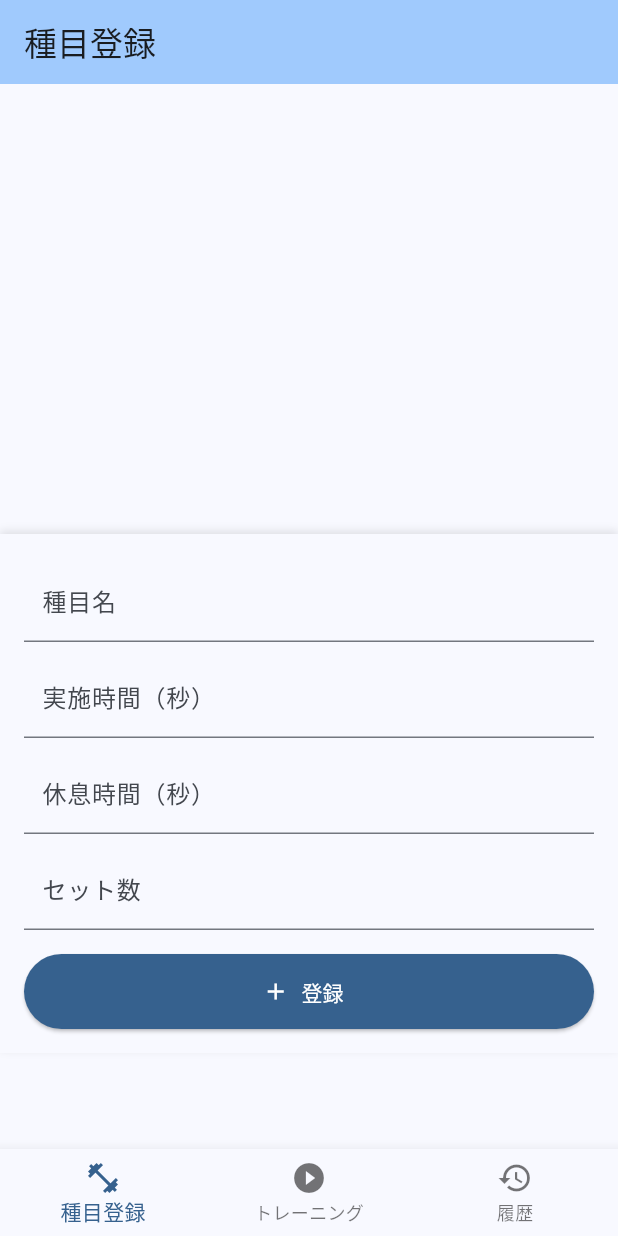
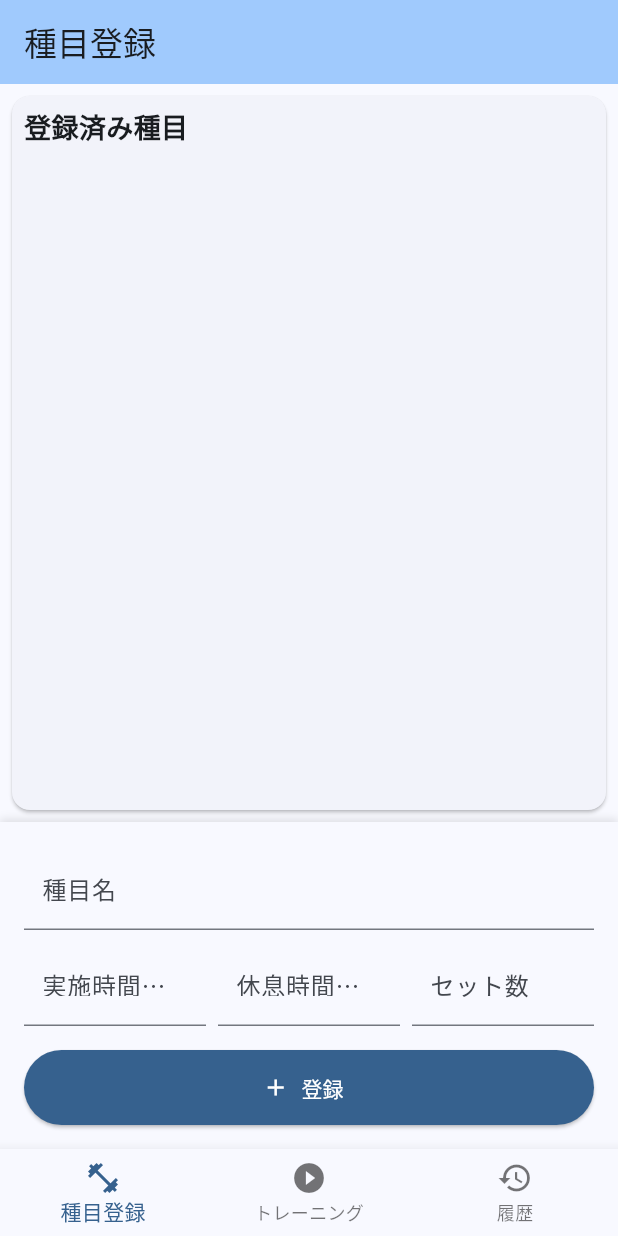
Before and after one commit to kagami0201/interval_app, a Flutter app: the screen it shows after launch, on a phone screen of 412 x 824 dp. Run offline on Flutter 3.47's test engine with Material 3 defaults, Android fonts, the phone set to English and light mode, and no system bars; our stand-ins replace audioplayers, awesome_notifications, shared_preferences, sqflite, vibration; accounts and stored records are empty.

Commit message:
種目登録画面のレイアウト修正

```diff
--- a/interval_app/lib/screens/exercise_registration_screen.dart
+++ b/interval_app/lib/screens/exercise_registration_screen.dart
@@ -128,46 +128,72 @@ class _ExerciseRegistrationScreenState extends State<ExerciseRegistrationScreen>
       ),
       resizeToAvoidBottomInset: true,
       body: SafeArea(
-        child: SingleChildScrollView(
-          padding: const EdgeInsets.only(bottom: 16),
         child: Column(
           children: [
-              SizedBox(
-                height: 300,
+            // 種目リスト
+            Expanded(
+              child: Card(
+                margin: const EdgeInsets.all(8.0),
+                child: Column(
+                  crossAxisAlignment: CrossAxisAlignment.stretch,
+                  children: [
+                    const Padding(
+                      padding: EdgeInsets.all(8.0),
+                      child: Text(
+                        '登録済み種目',
+                        style: TextStyle(
+                          fontSize: 18,
+                          fontWeight: FontWeight.bold,
+                        ),
+                      ),
+                    ),
+                    Expanded(
                       child: ReorderableListView.builder(
                         itemCount: _exercises.length,
                         onReorder: _onReorder,
                         itemBuilder: (context, index) {
                           final exercise = _exercises[index];
-                    return ListTile(
-                      key: ValueKey(exercise),
-                      title: Text(exercise.name),
-                      subtitle: Column(
-                        crossAxisAlignment: CrossAxisAlignment.start,
+                          return Dismissible(
+                            key: ValueKey(exercise.id),
+                            background: Container(
+                              color: Colors.red,
+                              alignment: Alignment.centerRight,
+                              padding: const EdgeInsets.only(right: 16.0),
+                              child: const Icon(
+                                Icons.delete,
+                                color: Colors.white,
+                              ),
+                            ),
+                            direction: DismissDirection.endToStart,
+                            onDismissed: (direction) {
+                              _deleteExercise(exercise);
+                            },
+                            child: ListTile(
+                              leading: const Icon(Icons.drag_handle),
+                              title: Text(
+                                exercise.name,
+                                style: const TextStyle(fontWeight: FontWeight.bold),
+                              ),
+                              subtitle: Row(
                                 children: [
-                          const SizedBox(height: 4),
-                          Text('実施: ${exercise.workTime}秒'),
-                          Text('休息: ${exercise.restTime}秒'),
-                          Text('セット: ${exercise.sets}'),
+                                  _buildInfoChip('実施', '${exercise.workTime}秒'),
+                                  const SizedBox(width: 8),
+                                  _buildInfoChip('休息', '${exercise.restTime}秒'),
+                                  const SizedBox(width: 8),
+                                  _buildInfoChip('セット', '${exercise.sets}'),
                                 ],
                               ),
-                      trailing: Row(
-                        mainAxisSize: MainAxisSize.min,
-                        children: [
-                          IconButton(
-                            icon: const Icon(Icons.edit),
-                            onPressed: () => _editExercise(exercise),
-                          ),
-                          IconButton(
-                            icon: const Icon(Icons.delete),
-                            onPressed: () => _deleteExercise(exercise),
-                          ),
-                        ],
+                              onTap: () => _editExercise(exercise),
                             ),
                           );
                         },
                       ),
                     ),
+                  ],
+                ),
+              ),
+            ),
+            // 入力フォーム
             Container(
               padding: const EdgeInsets.all(16.0),
               decoration: BoxDecoration(
@@ -185,7 +211,10 @@ class _ExerciseRegistrationScreenState extends State<ExerciseRegistrationScreen>
                 child: Column(
                   mainAxisSize: MainAxisSize.min,
                   children: [
-                      TextFormField(
+                    Row(
+                      children: [
+                        Expanded(
+                          child: TextFormField(
                             controller: _nameController,
                             decoration: const InputDecoration(
                               labelText: '種目名',
@@ -203,8 +232,14 @@ class _ExerciseRegistrationScreenState extends State<ExerciseRegistrationScreen>
                               return null;
                             },
                           ),
+                        ),
+                      ],
+                    ),
                     const SizedBox(height: 8),
-                      TextFormField(
+                    Row(
+                      children: [
+                        Expanded(
+                          child: TextFormField(
                             controller: _workTimeController,
                             decoration: const InputDecoration(
                               labelText: '実施時間（秒）',
@@ -232,8 +267,10 @@ class _ExerciseRegistrationScreenState extends State<ExerciseRegistrationScreen>
                               return null;
                             },
                           ),
-                      const SizedBox(height: 8),
-                      TextFormField(
+                        ),
+                        const SizedBox(width: 8),
+                        Expanded(
+                          child: TextFormField(
                             controller: _restTimeController,
                             decoration: const InputDecoration(
                               labelText: '休息時間（秒）',
@@ -261,8 +298,10 @@ class _ExerciseRegistrationScreenState extends State<ExerciseRegistrationScreen>
                               return null;
                             },
                           ),
-                      const SizedBox(height: 8),
-                      TextFormField(
+                        ),
+                        const SizedBox(width: 8),
+                        Expanded(
+                          child: TextFormField(
                             controller: _setsController,
                             decoration: const InputDecoration(
                               labelText: 'セット数',
@@ -290,6 +329,9 @@ class _ExerciseRegistrationScreenState extends State<ExerciseRegistrationScreen>
                               return null;
                             },
                           ),
+                        ),
+                      ],
+                    ),
                     const SizedBox(height: 16),
                     ElevatedButton.icon(
                       onPressed: _submitForm,
@@ -308,6 +350,36 @@ class _ExerciseRegistrationScreenState extends State<ExerciseRegistrationScreen>
           ],
         ),
       ),
+    );
+  }
+
+  Widget _buildInfoChip(String label, String value) {
+    return Container(
+      padding: const EdgeInsets.symmetric(horizontal: 6.0, vertical: 2.0),
+      decoration: BoxDecoration(
+        color: Theme.of(context).colorScheme.primaryContainer,
+        borderRadius: BorderRadius.circular(12.0),
+      ),
+      child: Row(
+        mainAxisSize: MainAxisSize.min,
+        children: [
+          Text(
+            label,
+            style: TextStyle(
+              color: Theme.of(context).colorScheme.onPrimaryContainer,
+              fontWeight: FontWeight.bold,
+              fontSize: 12,
+            ),
+          ),
+          const SizedBox(width: 2),
+          Text(
+            value,
+            style: TextStyle(
+              color: Theme.of(context).colorScheme.onPrimaryContainer,
+              fontSize: 12,
+            ),
+          ),
+        ],
       ),
     );
   }
```
Lines whose indentation alone changed are shown as unchanged.
